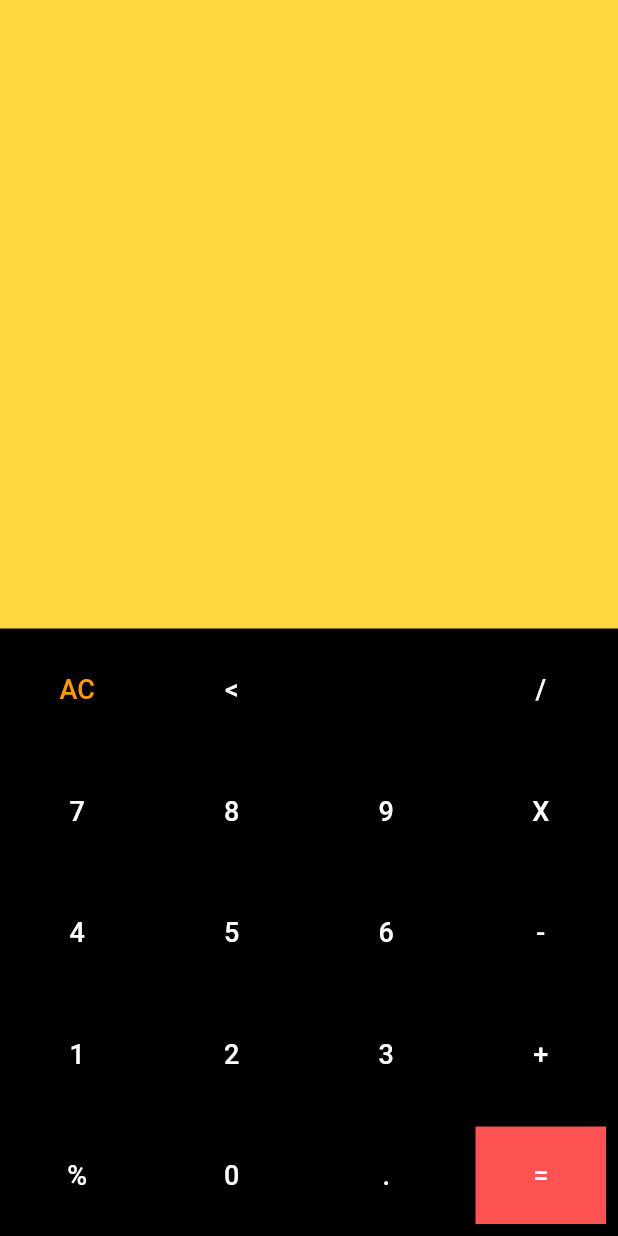
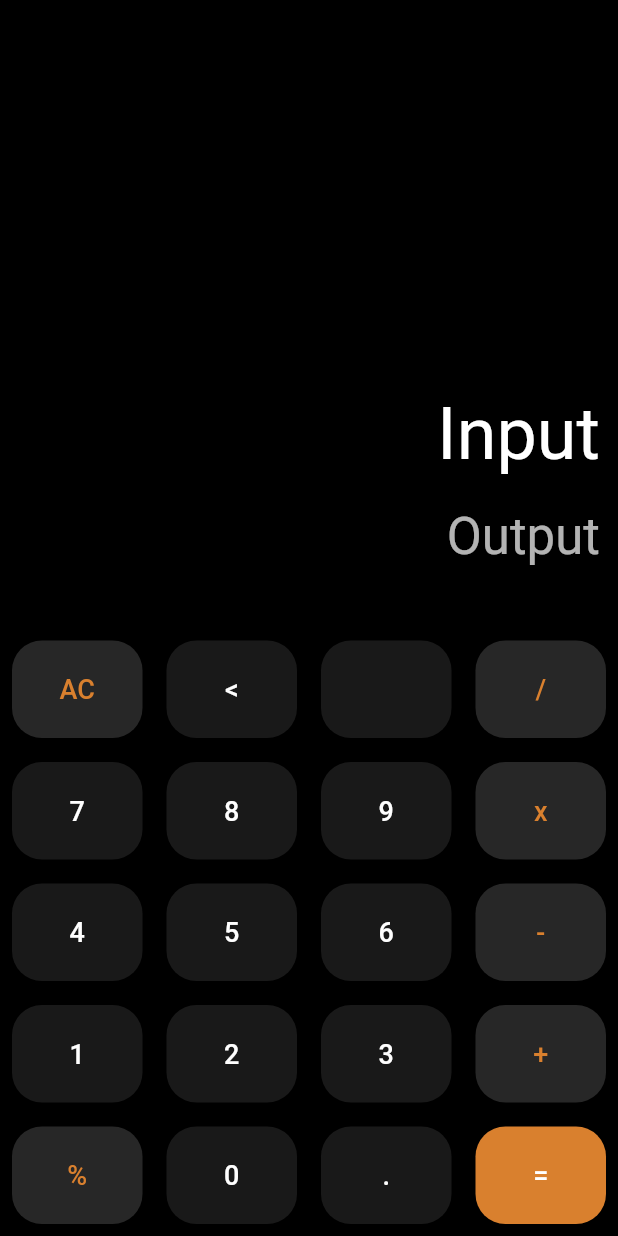
Before and after one commit to shekh00100/Calculator_flutter, a Flutter app: the screen it shows after launch, on a phone screen of 412 x 824 dp. Run offline on Flutter 3.47's test engine with Material 2 defaults, Android fonts, the phone set to English and light mode, and no system bars.

Commit message:
UI Completed

```diff
--- a/lib/colors.dart
+++ b/lib/colors.dart
@@ -1,5 +1,5 @@
 import 'package:flutter/material.dart';
 
-const operatorColor = Colors.transparent;
-const buttonColor = Colors.black;
-const orangecolor = Colors.orange;
+const operatorColor = Color(0xff272727);
+const buttonColor = Color(0xff191919);
+const orangecolor = Color(0xffD9802E);
--- a/lib/main.dart
+++ b/lib/main.dart
@@ -20,9 +20,37 @@ class _CalculatorState extends State<Calculator> {
     return Scaffold(
       backgroundColor: Colors.black,
       body: Column(children: [
+        // input output area
         Expanded(
             child: Container(
-          color: Colors.amberAccent,
+          width: double.infinity,
+          padding: EdgeInsets.all(12),
+          // color: Colors.orange,
+          child: Column(
+              mainAxisAlignment: MainAxisAlignment.end,
+              crossAxisAlignment: CrossAxisAlignment.end,
+              children: [
+                Text(
+                  "Input",
+                  style: TextStyle(
+                    fontSize: 48,
+                    color: Colors.white,
+                  ),
+                ),
+                SizedBox(
+                  height: 20,
+                ),
+                Text(
+                  "Output",
+                  style: TextStyle(
+                    fontSize: 34,
+                    color: Colors.white.withOpacity(0.7),
+                  ),
+                ),
+                SizedBox(
+                  height: 30,
+                ),
+              ]),
         )),
         Row(
           children: [
@@ -30,7 +58,7 @@ class _CalculatorState extends State<Calculator> {
                 text: "AC", buttonbgcolor: operatorColor, tcolor: orangecolor),
             button(text: "<"),
             button(text: ""),
-            button(text: "/")
+            button(text: "/", tcolor: orangecolor, buttonbgcolor: operatorColor)
           ],
         ),
         Row(
@@ -38,7 +66,7 @@ class _CalculatorState extends State<Calculator> {
             button(text: "7"),
             button(text: "8"),
             button(text: "9"),
-            button(text: "X")
+            button(text: "x", tcolor: orangecolor, buttonbgcolor: operatorColor)
           ],
         ),
         Row(
@@ -46,7 +74,7 @@ class _CalculatorState extends State<Calculator> {
             button(text: "4"),
             button(text: "5"),
             button(text: "6"),
-            button(text: "-")
+            button(text: "-", tcolor: orangecolor, buttonbgcolor: operatorColor)
           ],
         ),
         Row(
@@ -54,15 +82,16 @@ class _CalculatorState extends State<Calculator> {
             button(text: "1"),
             button(text: "2"),
             button(text: "3"),
-            button(text: "+")
+            button(text: "+", tcolor: orangecolor, buttonbgcolor: operatorColor)
           ],
         ),
         Row(
           children: [
-            button(text: "%"),
+            button(
+                text: "%", tcolor: orangecolor, buttonbgcolor: operatorColor),
             button(text: "0"),
             button(text: "."),
-            button(text: "=", buttonbgcolor: Colors.redAccent)
+            button(text: "=", buttonbgcolor: orangecolor)
           ],
         ),
       ]),
@@ -76,7 +105,7 @@ class _CalculatorState extends State<Calculator> {
       child: ElevatedButton(
         style: ElevatedButton.styleFrom(
           shape: RoundedRectangleBorder(
-            borderRadius: BorderRadius.zero,
+            borderRadius: BorderRadius.circular(20),
           ),
           padding: const EdgeInsets.all(22),
           primary: buttonbgcolor,
```
